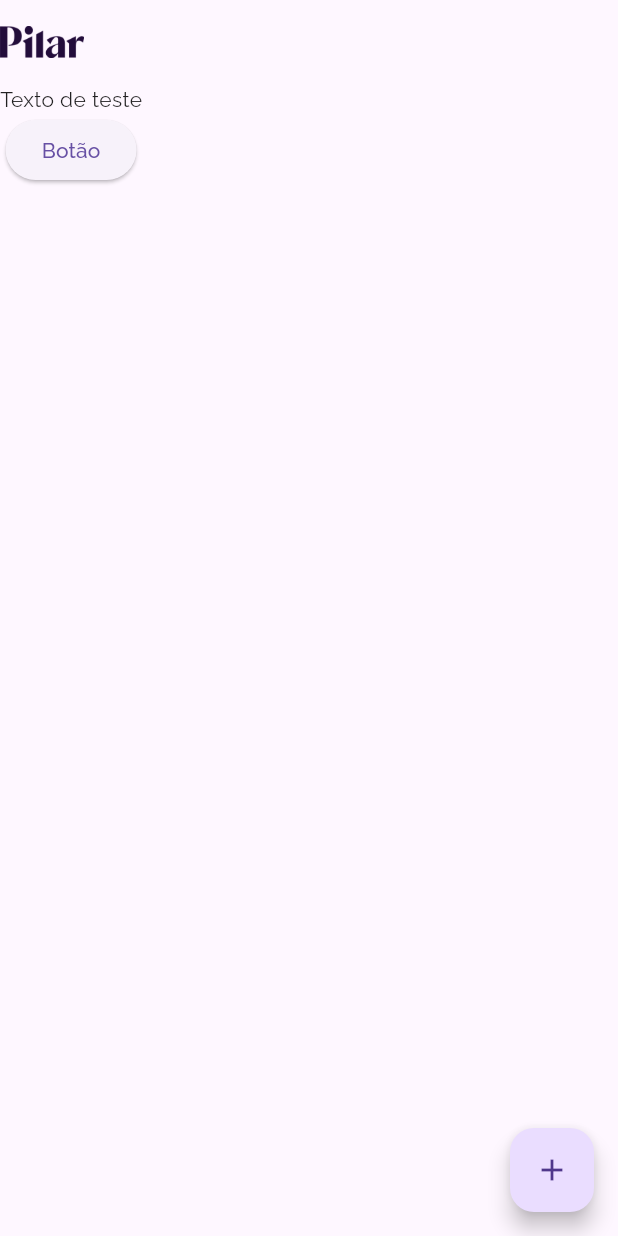
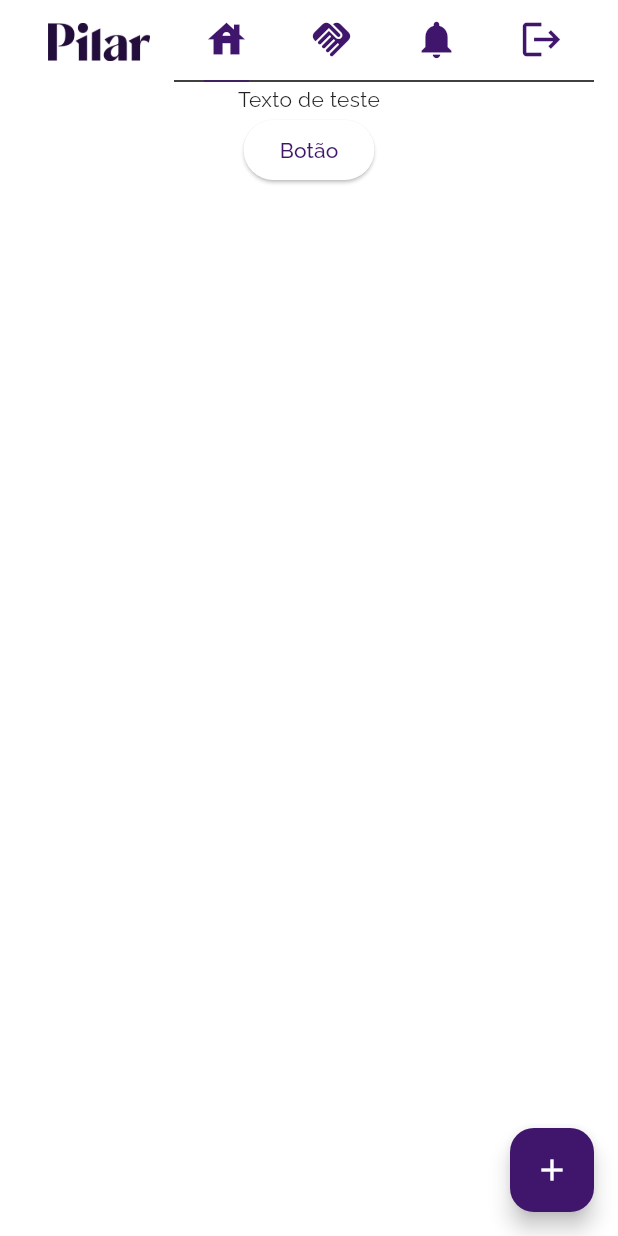
Before and after one commit to GlaucoMendes/clean_arch_with_change_notifier, a Flutter app: the screen it shows after launch, on a phone screen of 412 x 824 dp. Run offline on Flutter 3.47's test engine with Material 2 defaults, Android fonts, the phone set to English and light mode, and no system bars; our stand-ins replace google_fonts.

Commit message:
feat: added top navigation bar

```diff
--- a/lib/features/home/home_screen.dart
+++ b/lib/features/home/home_screen.dart
@@ -1,15 +1,37 @@
 import 'package:flutter/material.dart';
+import 'package:pilar_mobile_case/features/home/widgets/icon_button_widget.dart';
 
 class HomeScreen extends StatelessWidget {
   const HomeScreen({Key? key}) : super(key: key);
 
   @override
   Widget build(BuildContext context) {
-    return Scaffold(
+    return DefaultTabController(
+      length: 4,
+      child: Scaffold(
         appBar: AppBar(
-        leading: Image.asset('assets/images/logo.webp'),
+          leadingWidth: 100,
+          leading: Padding(
+            padding: const EdgeInsets.only(left: 32),
+            child: Image.asset('assets/images/logo.webp'),
           ),
-      body: Column(
+          title: TabBar(
+            onTap: (index) {
+              if (index == 3) {
+                print('Show Dialog');
+              }
+            },
+            indicatorWeight: 3,
+            tabs: [
+              TabIcon(icon: Icons.house),
+              TabIcon(icon: Icons.handshake),
+              TabIcon(icon: Icons.notifications),
+              TabIcon(icon: Icons.logout),
+            ],
+          ),
+        ),
+        body: TabBarView(children: [
+          Column(
             children: [
               const Text('Texto de teste'),
               ElevatedButton(
@@ -18,7 +40,12 @@ class HomeScreen extends StatelessWidget {
               )
             ],
           ),
+          Text('Pagina 2'),
+          Text('Pagina 23'),
+          Container(),
+        ]),
         floatingActionButton: FloatingActionButton(onPressed: () {}, child: const Icon(Icons.add)),
+      ),
     );
   }
 }
--- /dev/null
+++ b/lib/features/home/widgets/icon_button_widget.dart
@@ -0,0 +1,18 @@
+import 'package:flutter/material.dart';
+
+class TabIcon extends StatelessWidget {
+  final IconData icon;
+  const TabIcon({Key? key, required this.icon}) : super(key: key);
+
+  @override
+  Widget build(BuildContext context) {
+    return Padding(
+      padding: const EdgeInsets.symmetric(vertical: 10),
+      child: Icon(
+        icon,
+        color: Theme.of(context).colorScheme.primary,
+        size: 30,
+      ),
+    );
+  }
+}
--- a/lib/infra/theme/app_colors.dart
+++ b/lib/infra/theme/app_colors.dart
@@ -2,7 +2,7 @@ import 'package:flutter/material.dart';
 
 class AppColors {
   AppColors._();
-  static Color primary = const Color(0xFF230D3B);
+  static Color primary = Color.fromARGB(255, 63, 22, 107);
 }
 
 extension AppColorsExtension on ColorScheme {
--- a/lib/infra/theme/app_theme.dart
+++ b/lib/infra/theme/app_theme.dart
@@ -1,9 +1,25 @@
 import 'package:flutter/material.dart';
 import 'package:google_fonts/google_fonts.dart';
+import 'package:pilar_mobile_case/infra/theme/app_colors.dart';
 
 class AppTheme {
   static ThemeData light = ThemeData(
     textTheme: GoogleFonts.ralewayTextTheme(),
     useMaterial3: true,
+    colorScheme: ColorScheme.light(
+      primary: AppColors.primary,
+    ),
+    tabBarTheme: TabBarTheme(
+      labelColor: AppColors.primary,
+      indicator: UnderlineTabIndicator(
+        borderSide: BorderSide(color: AppColors.primary),
+      ),
+    ),
   );
 }
+
+/* MaterialStateProperty.resolveWith<Color>((states) {
+        Color color = cor;
+        if (states.contains(MaterialState.disabled)) color = cor;
+        return color;
+      }) */
--- a/lib/main.dart
+++ b/lib/main.dart
@@ -16,6 +16,7 @@ class MyApp extends StatelessWidget {
       title: 'Pilar Mobile Case',
       theme: AppTheme.light,
       home: const HomeScreen(),
+      debugShowCheckedModeBanner: false,
     );
   }
 }
```
Lines whose indentation alone changed are shown as unchanged.
